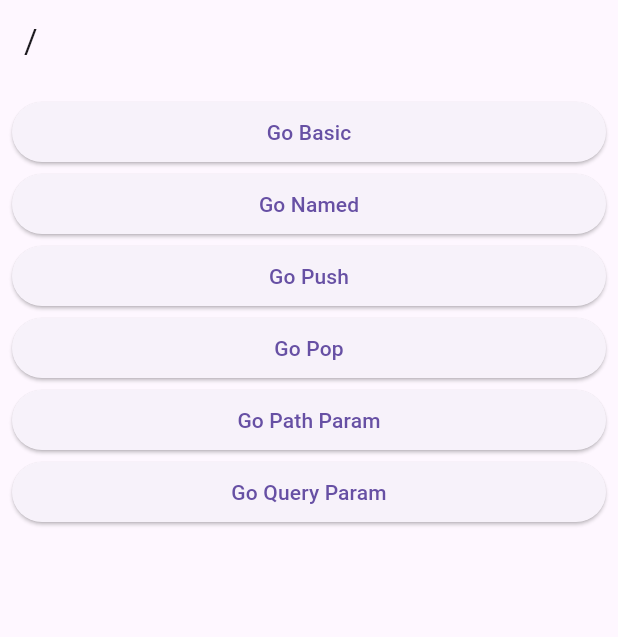
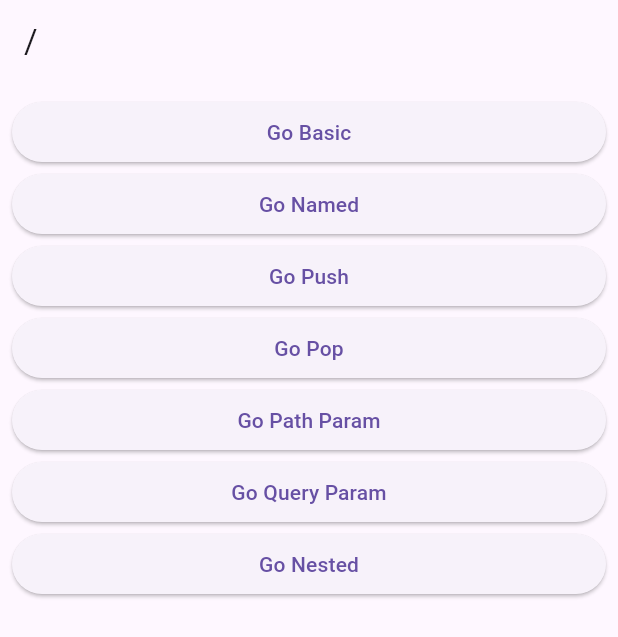
Before and after one commit to yeongwooCho/go-router-test, a Flutter app: the screen it shows after launch, on a phone screen of 412 x 824 dp. Shown: the top 637 px of the screen. Run offline on Flutter 3.47's test engine with Material 3 defaults, Android fonts, the light colour scheme and no system bars; our stand-ins replace go_router.

Commit message:
[add] ShellRoute 를 이용한 Tabbar 전환

```diff
--- a/lib/route/route.dart
+++ b/lib/route/route.dart
@@ -6,6 +6,8 @@ import 'package:go_router_theory/screens/4_pop_base_screen.dart';
 import 'package:go_router_theory/screens/5_pop_return_screen.dart';
 import 'package:go_router_theory/screens/6_path_param_screen.dart';
 import 'package:go_router_theory/screens/7_query_parameter.dart';
+import 'package:go_router_theory/screens/8_nested_child_screen.dart';
+import 'package:go_router_theory/screens/8_nested_screen.dart';
 import 'package:go_router_theory/screens/root_screen.dart';
 
 final router = GoRouter(
@@ -75,6 +77,31 @@ final router = GoRouter(
             return QueryParameterScreen();
           },
         ),
+        ShellRoute(
+          builder: (context, state, child) {
+            return NestedScreen(child: child);
+          },
+          routes: [
+            GoRoute(
+              // /nested/a
+              path: 'nested/a',
+              builder: (context, state) =>
+                  NestedChildScreen(routeName: 'nested/a'),
+            ),
+            GoRoute(
+              // /nested/b
+              path: 'nested/b',
+              builder: (context, state) =>
+                  NestedChildScreen(routeName: 'nested/b'),
+            ),
+            GoRoute(
+              // /nested/c
+              path: 'nested/c',
+              builder: (context, state) =>
+                  NestedChildScreen(routeName: 'nested/c'),
+            ),
+          ],
+        ),
       ],
     ),
   ],
--- a/lib/screens/root_screen.dart
+++ b/lib/screens/root_screen.dart
@@ -46,6 +46,12 @@ class RootScreen extends StatelessWidget {
             },
             child: const Text('Go Query Param'),
           ),
+          ElevatedButton(
+            onPressed: () {
+              context.go('/nested/a');
+            },
+            child: const Text('Go Nested'),
+          ),
         ],
       ),
     );
```
Also changed, not shown: lib/screens/8_nested_child_screen.dart (added, +17 -0 lines), lib/screens/8_nested_screen.dart (added, +57 -0 lines).
